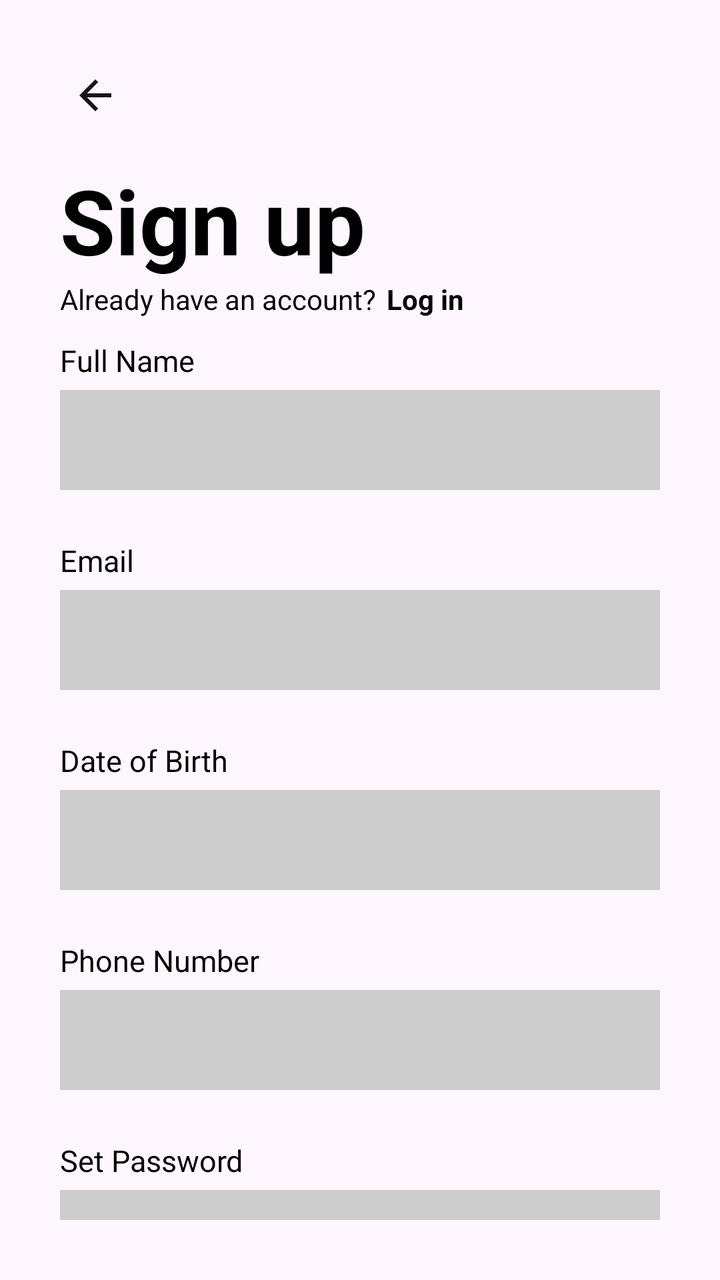
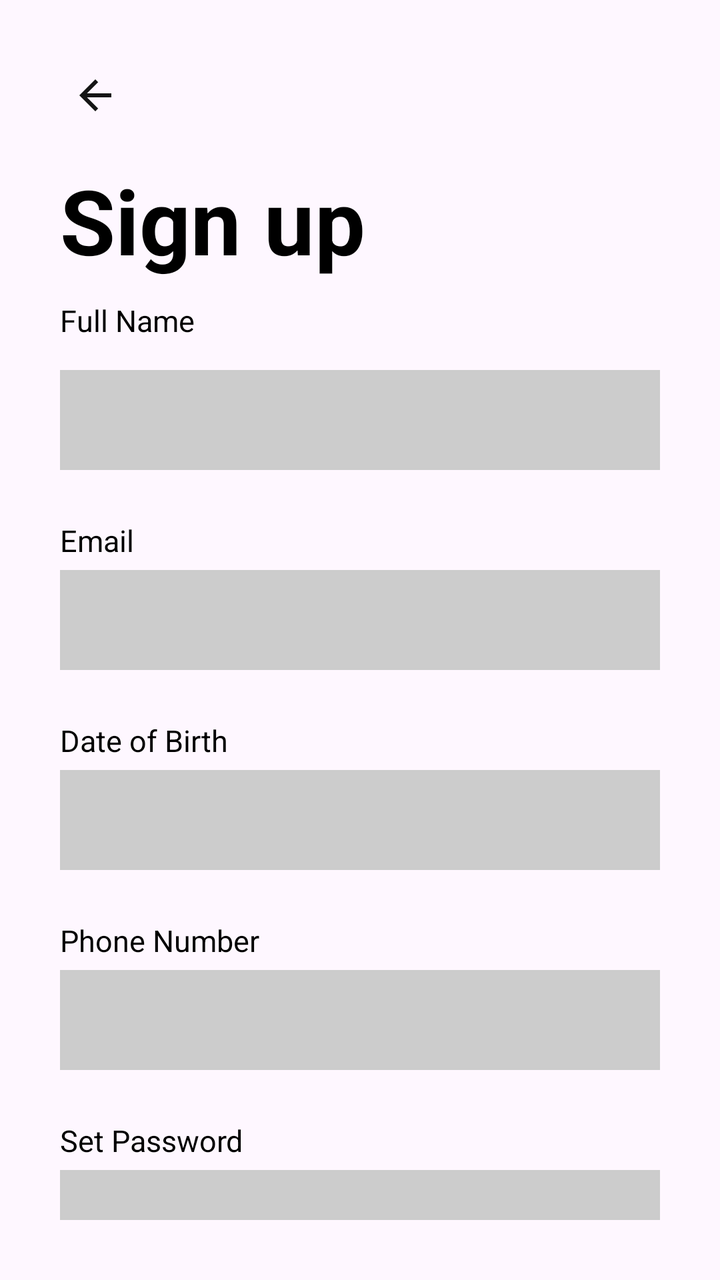

Two renders of the same Android screen: before a commit and after it. Below are the layout's source before the change and the commit's diff.
<!-- AndroidManifest.xml: application theme Theme.TripTab -->
<!-- res/layout/activity_register.xml -->
<?xml version="1.0" encoding="utf-8"?>
<RelativeLayout xmlns:android="http://schemas.android.com/apk/res/android"
    android:layout_width="match_parent"
    android:layout_height="match_parent"
    android:orientation="vertical"
    android:padding="30dp">

    <ImageButton
        android:id="@+id/btnRegisterBack"
        android:layout_width="35dp"
        android:layout_height="35dp"
        android:src="@drawable/baseline_arrow_back_24"
        android:background="@android:color/transparent"
        android:padding="5dp">

    </ImageButton>

    <TextView
        android:layout_width="wrap_content"
        android:layout_height="wrap_content"
        android:layout_gravity="center"
        android:layout_marginTop="50dp"
        android:text="Sign up"
        android:textSize="45sp"
        android:textStyle="bold"
        android:textColor="@color/black">
    </TextView>

    <RelativeLayout
        android:layout_width="match_parent"
        android:layout_height="wrap_content"
        android:paddingTop="110dp">

        <TextView
            android:id="@+id/haveAcc"
            android:layout_width="wrap_content"
            android:layout_height="wrap_content"
            android:text="Already have an account?"
            android:textColor="@color/black"
            android:layout_alignParentStart="true">
        </TextView>


        <TextView
            android:layout_width="wrap_content"
            android:layout_height="wrap_content"
            android:layout_toEndOf="@id/haveAcc"
            android:text="Log in"
            android:textColor="@color/black"
            android:textStyle="bold"
            android:layout_marginStart="5dp">

        </TextView>

        <TextView
            android:layout_width="wrap_content"
            android:layout_height="wrap_content"
            android:layout_gravity="start"
            android:layout_marginTop="30dp"
            android:text="Full Name"
            android:textSize="15sp"
            android:textColor="@color/black">
        </TextView>

        <EditText
            android:id="@+id/registerFullName"
            android:layout_width="match_parent"
            android:layout_height="50sp"
            android:layout_marginTop="55dp"
            android:background="#CCCCCC"
            android:inputType="textPersonName"
            android:maxLength="50">
        </EditText>

        <TextView
            android:layout_width="wrap_content"
            android:layout_height="wrap_content"
            android:layout_gravity="start"
            android:layout_marginTop="130dp"
            android:text="Email"
            android:textSize="15sp"
            android:textColor="@color/black">
        </TextView>

        <EditText
            android:id="@+id/registerEmail"
            android:layout_width="match_parent"
            android:layout_height="50sp"
            android:layout_marginTop="155dp"
            android:background="#CCCCCC"
            android:inputType="textEmailAddress"
            android:maxLength="50">
        </EditText>

        <TextView
            android:layout_width="wrap_content"
            android:layout_height="wrap_content"
            android:layout_gravity="start"
            android:layout_marginTop="230dp"
            android:text="Date of Birth"
            android:textSize="15sp"
            android:textColor="@color/black">
        </TextView>

        <EditText
            android:id="@+id/registerBirthDate"
            android:layout_width="match_parent"
            android:layout_height="50sp"
            android:layout_marginTop="255dp"
            android:background="#CCCCCC"
            android:inputType="date"
            android:focusable="false"
            android:clickable="true">
        </EditText>

        <TextView
            android:layout_width="wrap_content"
            android:layout_height="wrap_content"
            android:layout_gravity="start"
            android:layout_marginTop="330dp"
            android:text="Phone Number"
            android:textSize="15sp"
            android:textColor="@color/black">
        </TextView>

        <EditText
            android:id="@+id/registerPhoneNumber"
            android:layout_width="match_parent"
            android:layout_height="50sp"
            android:layout_marginTop="355dp"
            android:background="#CCCCCC"
            android:inputType="phone"
            android:maxLength="11">
        </EditText>

        <TextView
            android:layout_width="wrap_content"
            android:layout_height="wrap_content"
            android:layout_gravity="start"
            android:layout_marginTop="430dp"
            android:text="Set Password"
            android:textSize="15sp"
            android:textColor="@color/black">
        </TextView>

        <EditText
            android:id="@+id/registerPassword"
            android:layout_width="match_parent"
            android:layout_height="50sp"
            android:layout_marginTop="455dp"
            android:background="#CCCCCC"
            android:inputType="textPassword"
            android:maxLength="20">
        </EditText>


            <Button
                android:id="@+id/btnRegister"
                android:layout_width="match_parent"
                android:layout_height="wrap_content"
                android:layout_marginTop="530dp"
                android:backgroundTint="#D15E00"
                android:text="Register"
                android:textAlignment="center"
                android:textColor="@color/white">
            </Button>


    </RelativeLayout>



</RelativeLayout>
<!-- resources referenced by this layout -->
<resources>
  <color name="black">#FF000000</color>
  <color name="white">#FFFFFFFF</color>
  <!-- drawable baseline_arrow_back_24 (drawable) -->
  <vector xmlns:android="http://schemas.android.com/apk/res/android" android:autoMirrored="true" android:height="24dp" android:tint="#151515" android:viewportHeight="24" android:viewportWidth="24" android:width="24dp">
        
      <path android:fillColor="@android:color/white" android:pathData="M20,11H7.83l5.59,-5.59L12,4l-8,8 8,8 1.41,-1.41L7.83,13H20v-2z"/>
      
  </vector>
  <style name="Theme.TripTab" parent="Base.Theme.TripTab" />
  <style name="Base.Theme.TripTab" parent="Theme.Material3.DayNight.NoActionBar">
          
          
      </style>
</resources>

<!-- the commit's change to res/layout/activity_register.xml (unified diff, before → after) -->
@@ -11,9 +11,8 @@
         android:layout_height="35dp"
         android:src="@drawable/baseline_arrow_back_24"
         android:background="@android:color/transparent"
-        android:padding="5dp">
+        android:padding="5dp" />
 
-    </ImageButton>
 
     <TextView
         android:layout_width="wrap_content"
@@ -23,44 +22,22 @@
         android:text="Sign up"
         android:textSize="45sp"
         android:textStyle="bold"
-        android:textColor="@color/black">
-    </TextView>
+        android:textColor="@color/black" />
 
     <RelativeLayout
         android:layout_width="match_parent"
         android:layout_height="wrap_content"
-        android:paddingTop="110dp">
-
-        <TextView
-            android:id="@+id/haveAcc"
-            android:layout_width="wrap_content"
-            android:layout_height="wrap_content"
-            android:text="Already have an account?"
-            android:textColor="@color/black"
-            android:layout_alignParentStart="true">
-        </TextView>
+        android:paddingTop="100dp">
 
 
         <TextView
             android:layout_width="wrap_content"
             android:layout_height="wrap_content"
-            android:layout_toEndOf="@id/haveAcc"
-            android:text="Log in"
-            android:textColor="@color/black"
-            android:textStyle="bold"
-            android:layout_marginStart="5dp">
-
-        </TextView>
-
-        <TextView
-            android:layout_width="wrap_content"
-            android:layout_height="wrap_content"
             android:layout_gravity="start"
-            android:layout_marginTop="30dp"
+            android:layout_marginTop="20dp"
             android:text="Full Name"
             android:textSize="15sp"
-            android:textColor="@color/black">
-        </TextView>
+            android:textColor="@color/black" />
 
         <EditText
             android:id="@+id/registerFullName"
@@ -69,8 +46,8 @@
             android:layout_marginTop="55dp"
             android:background="#CCCCCC"
             android:inputType="textPersonName"
-            android:maxLength="50">
-        </EditText>
+            android:maxLength="50"
+            android:padding="5dp" />
 
         <TextView
             android:layout_width="wrap_content"
@@ -79,8 +56,7 @@
             android:layout_marginTop="130dp"
             android:text="Email"
             android:textSize="15sp"
-            android:textColor="@color/black">
-        </TextView>
+            android:textColor="@color/black" />
 
         <EditText
             android:id="@+id/registerEmail"
@@ -89,8 +65,8 @@
             android:layout_marginTop="155dp"
             android:background="#CCCCCC"
             android:inputType="textEmailAddress"
-            android:maxLength="50">
-        </EditText>
+            android:maxLength="50"
+            android:padding="5dp"/>
 
         <TextView
             android:layout_width="wrap_content"
@@ -99,8 +75,7 @@
             android:layout_marginTop="230dp"
             android:text="Date of Birth"
             android:textSize="15sp"
-            android:textColor="@color/black">
-        </TextView>
+            android:textColor="@color/black" />
 
         <EditText
             android:id="@+id/registerBirthDate"
@@ -110,8 +85,8 @@
             android:background="#CCCCCC"
             android:inputType="date"
             android:focusable="false"
-            android:clickable="true">
-        </EditText>
+            android:clickable="true"
+            android:padding="5dp"/>
 
         <TextView
             android:layout_width="wrap_content"
@@ -120,8 +95,7 @@
             android:layout_marginTop="330dp"
             android:text="Phone Number"
             android:textSize="15sp"
-            android:textColor="@color/black">
-        </TextView>
+            android:textColor="@color/black" />
 
         <EditText
             android:id="@+id/registerPhoneNumber"
@@ -130,8 +104,8 @@
             android:layout_marginTop="355dp"
             android:background="#CCCCCC"
             android:inputType="phone"
-            android:maxLength="11">
-        </EditText>
+            android:maxLength="11"
+            android:padding="5dp"/>
 
         <TextView
             android:layout_width="wrap_content"
@@ -140,8 +114,7 @@
             android:layout_marginTop="430dp"
             android:text="Set Password"
             android:textSize="15sp"
-            android:textColor="@color/black">
-        </TextView>
+            android:textColor="@color/black" />
 
         <EditText
             android:id="@+id/registerPassword"
@@ -150,20 +123,20 @@
             android:layout_marginTop="455dp"
             android:background="#CCCCCC"
             android:inputType="textPassword"
-            android:maxLength="20">
-        </EditText>
+            android:maxLength="20"
+            android:padding="5dp"/>
 
 
-            <Button
-                android:id="@+id/btnRegister"
-                android:layout_width="match_parent"
-                android:layout_height="wrap_content"
-                android:layout_marginTop="530dp"
-                android:backgroundTint="#D15E00"
-                android:text="Register"
-                android:textAlignment="center"
-                android:textColor="@color/white">
-            </Button>
+        <Button
+        android:id="@+id/btnRegister"
+        android:layout_width="match_parent"
+        android:layout_height="wrap_content"
+        android:layout_marginTop="530dp"
+        android:backgroundTint="#D15E00"
+        android:text="Register"
+        android:textAlignment="center"
+        android:textColor="@color/white" />
+
 
 
     </RelativeLayout>
